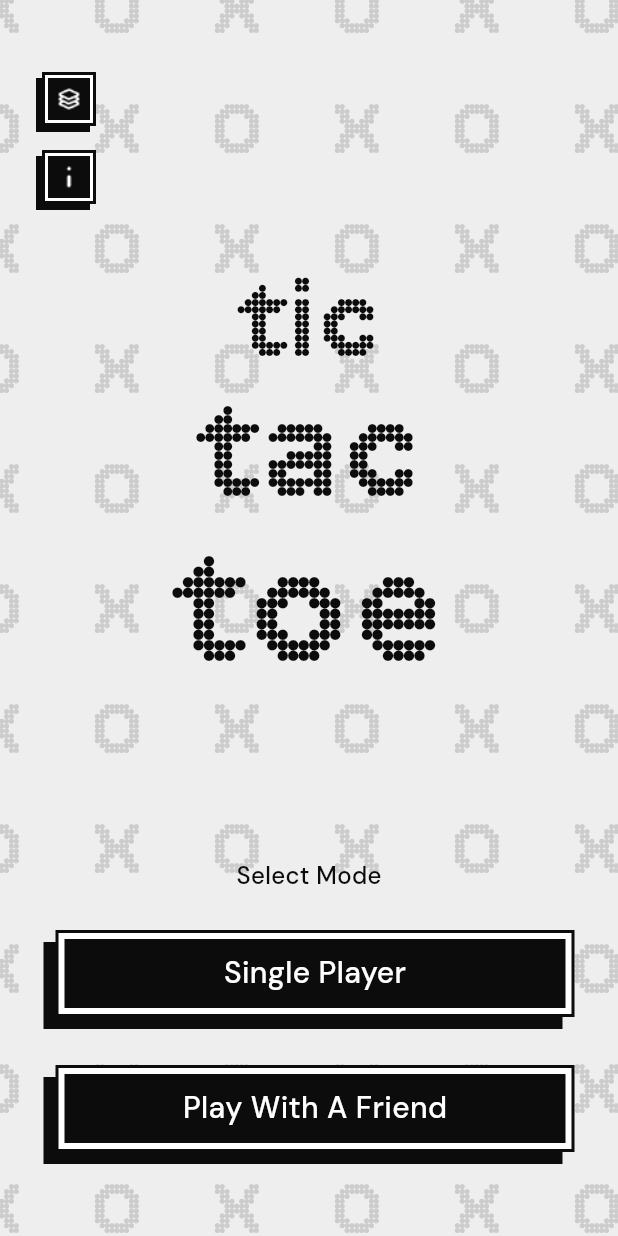
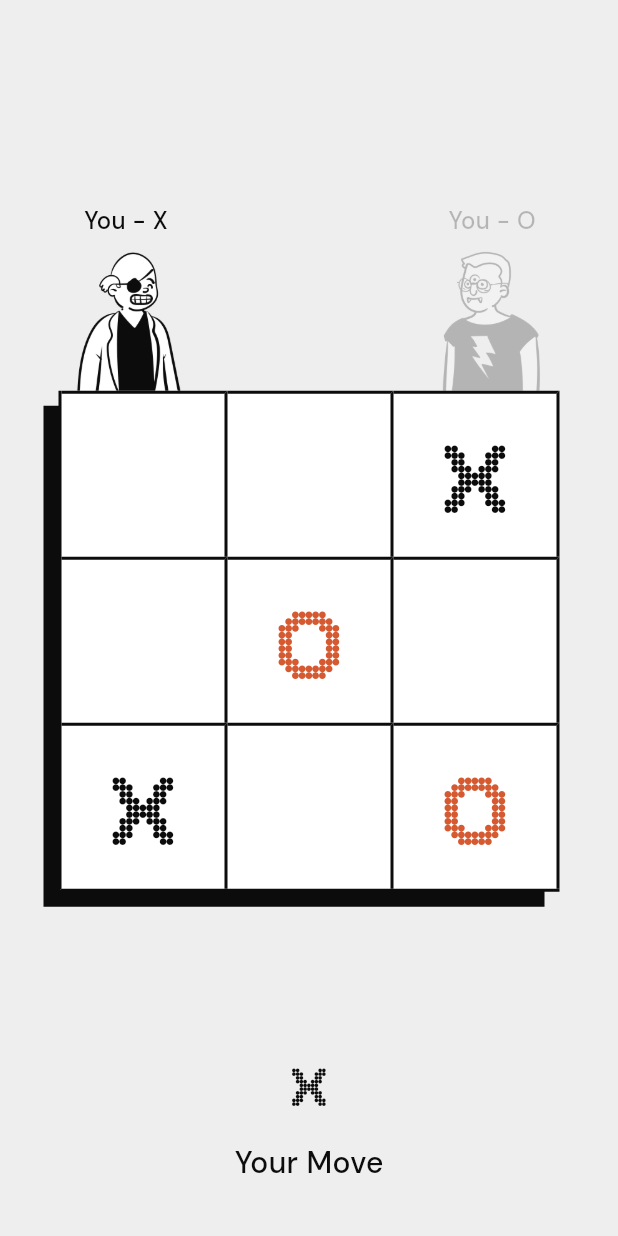
Before and after one commit to AdityaMotale/tic_tac_toe, a Flutter app: the screen it shows after launch, after a tap on "Single Player", on a phone screen of 412 x 824 dp. Run offline on Flutter 3.47's test engine with Material 3 defaults, Android fonts, the phone set to English and light mode, and no system bars; our stand-ins replace device_preview.

Commit message:
completed playWithAI page ui

```diff
--- a/lib/views/game.view.dart
+++ /dev/null
@@ -1,42 +0,0 @@
-import 'dart:math';
-
-import 'package:flutter/material.dart';
-import '../design/colors.design.dart';
-import '../widgets/game_board.widget.dart';
-
-class GameView extends StatelessWidget {
-  const GameView({super.key});
-
-  @override
-  Widget build(BuildContext context) {
-    final randomNumber = Random().nextInt(10);
-
-    return Scaffold(
-      backgroundColor: DesignColors.background,
-      body: Column(
-        mainAxisAlignment: MainAxisAlignment.center,
-        children: [
-          Center(
-            child: GameBoardWidget(
-              board: const [
-                PlayOptions.empty,
-                PlayOptions.x,
-                PlayOptions.empty,
-                PlayOptions.x,
-                PlayOptions.empty,
-                PlayOptions.o,
-                PlayOptions.empty,
-                PlayOptions.o,
-                PlayOptions.empty,
-              ],
-              onTap: (index) {},
-              player1: randomNumber % 2 == 0 ? PlayOptions.o : PlayOptions.x,
-              player2: randomNumber % 2 == 0 ? PlayOptions.x : PlayOptions.o,
-              playingWithAi: false,
-            ),
-          ),
-        ],
-      ),
-    );
-  }
-}
--- a/lib/views/home.view.dart
+++ b/lib/views/home.view.dart
@@ -1,11 +1,12 @@
 import 'package:flutter/material.dart';
+
+import '../design/colors.design.dart';
 import '../design/icons.design.dart';
+import '../design/text_styles.design.dart';
 import '../widgets/button.widget.dart';
 import '../widgets/icon_button.widget.dart';
-
-import '../design/colors.design.dart';
-import '../design/text_styles.design.dart';
 import '../widgets/xo_grid.widget.dart';
+import 'play_with_ai.view.dart';
 
 class HomeView extends StatelessWidget {
   const HomeView({super.key});
@@ -47,7 +48,16 @@ class HomeView extends StatelessWidget {
                 const Expanded(child: SizedBox()),
                 Text("Select Mode", style: DesignTextStyles.body2),
                 const SizedBox(height: 36),
-                ButtonWidget(title: "Single Player", onTap: () {}),
+                ButtonWidget(
+                  title: "Single Player",
+                  onTap: () {
+                    Navigator.of(context).push(
+                      MaterialPageRoute(
+                        builder: (_) => const PlayWithAiView(),
+                      ),
+                    );
+                  },
+                ),
                 const SizedBox(height: 24),
                 ButtonWidget(title: "Play With A Friend", onTap: () {}),
               ],
--- /dev/null
+++ b/lib/views/play_with_ai.view.dart
@@ -0,0 +1,135 @@
+import 'dart:math';
+
+import 'package:flutter/material.dart';
+
+import '../design/colors.design.dart';
+import '../design/illustrations.design.dart';
+import '../design/text_styles.design.dart';
+import '../widgets/game_board.widget.dart';
+import '../widgets/illustration.widget.dart';
+
+class PlayWithAiView extends StatefulWidget {
+  const PlayWithAiView({super.key});
+
+  @override
+  State<PlayWithAiView> createState() => _PlayWithAiViewState();
+}
+
+class _PlayWithAiViewState extends State<PlayWithAiView> {
+  List<PlayOptions> board = [];
+
+  void populateBoardWithEmptyValues([int size = 9]) {
+    for (int i = 0; i < size; i++) {
+      board.add(PlayOptions.empty);
+    }
+  }
+
+  @override
+  void initState() {
+    super.initState();
+
+    populateBoardWithEmptyValues();
+  }
+
+  @override
+  Widget build(BuildContext context) {
+    final deviceWidth = MediaQuery.of(context).size.width;
+    final deviceHeight = MediaQuery.of(context).size.height;
+    final double maxBoardSize = min(deviceWidth - 48, 354);
+    const double illustrationSize = 104;
+
+    return Scaffold(
+      backgroundColor: DesignColors.background,
+      body: SizedBox(
+        width: deviceWidth,
+        height: deviceHeight,
+        child: Stack(
+          alignment: AlignmentDirectional.center,
+          children: [
+            Container(
+              padding: const EdgeInsets.symmetric(horizontal: 24, vertical: 48),
+              width: deviceWidth,
+              height: deviceHeight,
+              child: Column(
+                children: [
+                  const Expanded(child: SizedBox()),
+                  SizedBox(
+                    height: maxBoardSize + illustrationSize,
+                    child: Stack(
+                      alignment: AlignmentDirectional.topCenter,
+                      children: [
+                        Padding(
+                          padding: const EdgeInsets.symmetric(horizontal: 8),
+                          child: Row(
+                            mainAxisAlignment: MainAxisAlignment.spaceBetween,
+                            children: [
+                              Column(
+                                children: [
+                                  Text(
+                                    "You - X",
+                                    style: DesignTextStyles.body2,
+                                  ),
+                                  const SizedBox(height: 16),
+                                  const DesignIllustration(
+                                    illustrationSize: illustrationSize,
+                                    illustration: DesignIllustrations.excited,
+                                  ),
+                                ],
+                              ),
+                              Opacity(
+                                opacity: 0.25,
+                                child: Column(
+                                  children: [
+                                    Text(
+                                      "You - O",
+                                      style: DesignTextStyles.body2,
+                                    ),
+                                    const SizedBox(height: 16),
+                                    Transform.flip(
+                                      flipX: true,
+                                      child: const DesignIllustration(
+                                        illustrationSize: illustrationSize,
+                                        illustration:
+                                            DesignIllustrations.serious,
+                                      ),
+                                    ),
+                                  ],
+                                ),
+                              ),
+                            ],
+                          ),
+                        ),
+                        Positioned(
+                          top: illustrationSize,
+                          child: GameBoardWidget(
+                            maxBoardSize: maxBoardSize,
+                            board: const [
+                              PlayOptions.empty,
+                              PlayOptions.empty,
+                              PlayOptions.x,
+                              PlayOptions.empty,
+                              PlayOptions.o,
+                              PlayOptions.empty,
+                              PlayOptions.x,
+                              PlayOptions.empty,
+                              PlayOptions.o,
+                            ],
+                            onTap: (i) {},
+                          ),
+                        ),
+                      ],
+                    ),
+                  ),
+                  const Expanded(child: SizedBox()),
+                  Text("X", style: DesignTextStyles.heading2),
+                  const SizedBox(height: 32),
+                  Text("Your Move", style: DesignTextStyles.body1),
+                ],
+              ),
+            ),
+          ],
+        ),
+      ),
+    );
+  }
+}
--- a/lib/widgets/button.widget.dart
+++ b/lib/widgets/button.widget.dart
@@ -29,7 +29,7 @@ class ButtonWidget extends StatelessWidget {
     const double offset = 8;
 
     return GestureDetector(
-      onTap: () {},
+      onTap: onTap,
       child: SizedBox(
         width: stackWidth,
         height: stackHeight,
--- a/lib/widgets/game_board.widget.dart
+++ b/lib/widgets/game_board.widget.dart
@@ -1,5 +1,3 @@
-import 'dart:math';
-
 import 'package:flutter/material.dart';
 
 import '../design/colors.design.dart';
@@ -39,10 +37,13 @@ class GameBoardWidget extends StatelessWidget {
 
   final bool playingWithAi;
 
+  final double maxBoardSize;
+
   const GameBoardWidget({
     super.key,
     required this.board,
     required this.onTap,
+    required this.maxBoardSize,
     this.player1 = PlayOptions.x,
     this.player2 = PlayOptions.o,
     this.playingWithAi = true,
@@ -50,13 +51,11 @@ class GameBoardWidget extends StatelessWidget {
 
   @override
   Widget build(BuildContext context) {
-    final deviceWidth = MediaQuery.of(context).size.width;
-    final double maxWidth = min(deviceWidth - 48, 354);
-    final boardWidth = maxWidth - 20;
+    final boardWidth = maxBoardSize - 20;
 
     return SizedBox(
-      width: maxWidth,
-      height: maxWidth,
+      width: maxBoardSize,
+      height: maxBoardSize,
       child: Stack(
         alignment: AlignmentDirectional.center,
         children: [
--- a/lib/widgets/illustration.widget.dart
+++ b/lib/widgets/illustration.widget.dart
@@ -1,25 +1,27 @@
-import 'dart:math';
-
 import 'package:flutter/material.dart';
 
 import '../design/illustrations.design.dart';
 
 class DesignIllustration extends StatelessWidget {
   final DesignIllustrations illustration;
+  final double illustrationSize;
 
   const DesignIllustration({
     super.key,
     required this.illustration,
+    required this.illustrationSize,
   });
 
   @override
   Widget build(BuildContext context) {
-    final double width = min(MediaQuery.of(context).size.width - 48, 354);
 
     return SizedBox(
-      width: width,
-      height: width,
-      child: Image.asset(illustration.path, fit: BoxFit.cover),
+      width: illustrationSize,
+      height: illustrationSize,
+      child: Image.asset(
+        illustration.path,
+        fit: BoxFit.cover,
+      ),
     );
   }
 }
```
